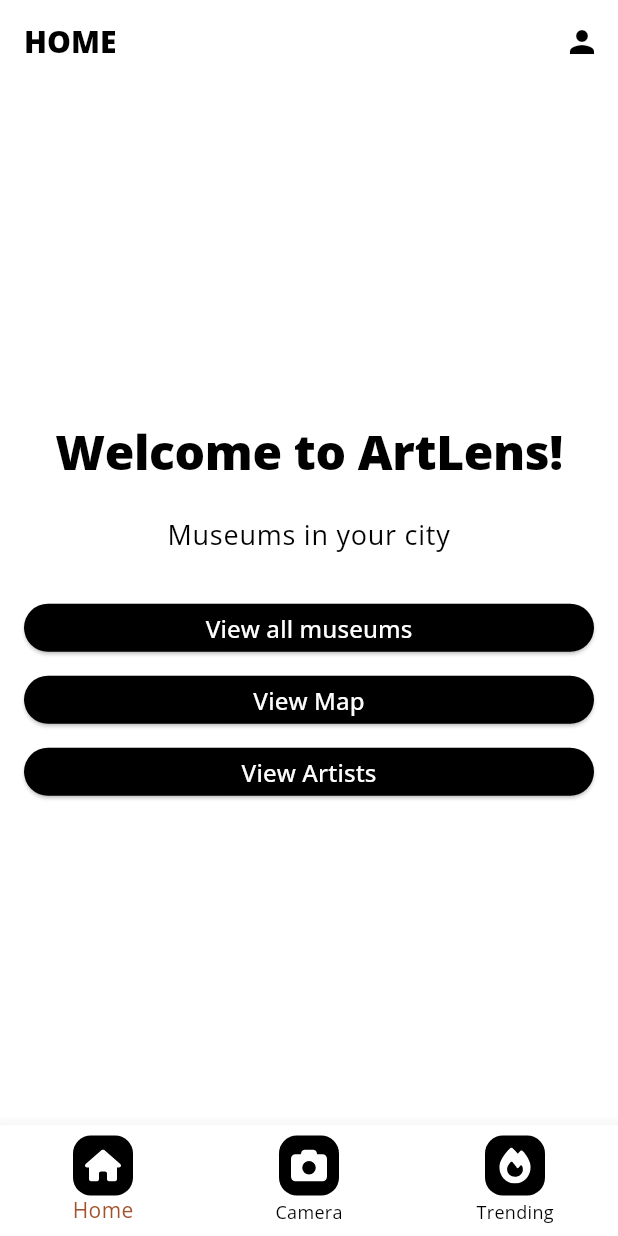
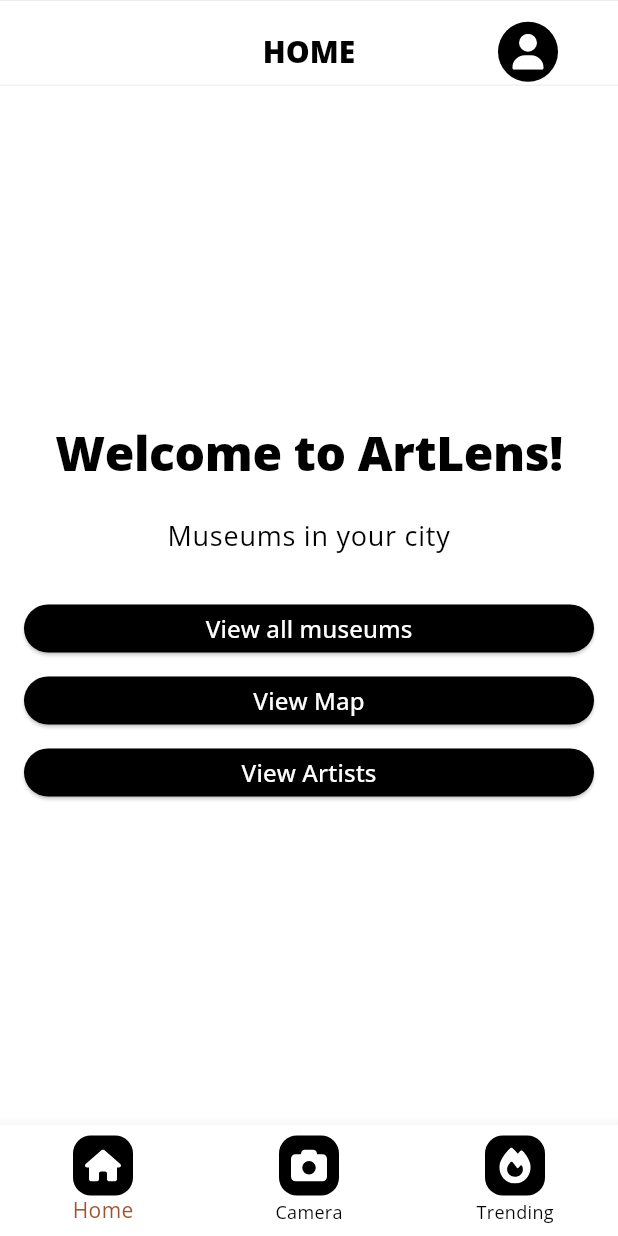
Before and after one commit to ISIS3510-202420-G33/flutter-app, a Flutter app: the screen it shows after launch, on a phone screen of 412 x 824 dp. Run offline on Flutter 3.47's test engine with Material 3 defaults, Android fonts, the phone set to English and light mode, and no system bars; our stand-ins replace camera, flutter_svg, google_maps_flutter, location.

```diff
--- a/artlens/lib/main.dart
+++ b/artlens/lib/main.dart
@@ -40,7 +40,7 @@ class ArtLensApp extends StatelessWidget {
           bodyMedium: TextStyle(fontSize: 14, fontWeight: FontWeight.w400),   // Medium body text
         ),
       ),
-      home: const HomeView(),
+      home: HomeView(),
       debugShowCheckedModeBanner: false,
     );
   }
--- a/artlens/lib/views/home_view.dart
+++ b/artlens/lib/views/home_view.dart
@@ -2,10 +2,19 @@ import 'package:flutter/material.dart';
 import '../widgets/custom_button.dart'; // Import the reusable custom button widget
 import 'map_view.dart';
 import 'package:artlens/widgets/custom_bottom_nav_bar.dart';
-import 'login_view.dart';
+import '../widgets/custom_app_bar.dart'; // Importa la CustomAppBar
 
 class HomeView extends StatefulWidget {
-  const HomeView({Key? key}) : super(key: key);
+  // Implementación del patrón Singleton
+  static final HomeView _instance = HomeView._internal();
+
+  // Constructor privado para prevenir nuevas instancias
+  HomeView._internal();
+
+  // Factory que retorna la misma instancia de HomeView
+  factory HomeView() {
+    return _instance;
+  }
 
   @override
   _HomeViewState createState() => _HomeViewState();
@@ -20,11 +29,11 @@ class _HomeViewState extends State<HomeView> {
       _selectedIndex = index;
       // Handle navigation based on index
       if (index == 0) {
-
+        // No need to navigate if already on Home
       } else if (index == 1) {
-        // Navigate to Camera page
+        // Navigate to Camera page (replace with real view if available)
       } else if (index == 2) {
-        // Navigate to Trending page
+        // Navigate to Trending page (replace with real view if available)
       }
     });
   }
@@ -34,26 +43,7 @@ class _HomeViewState extends State<HomeView> {
     final theme = Theme.of(context); // Access the theme
 
     return Scaffold(
-      appBar: AppBar(
-        backgroundColor: theme.primaryColor, // White background from the theme
-        title: Text(
-          "HOME",
-          style: theme.textTheme.titleLarge,
-        ),
-        actions: [
-          IconButton(
-            icon: const Icon(Icons.person),
-            onPressed: () {
-              Navigator.push(
-                context,
-                MaterialPageRoute(
-                  builder: (context) => LoginPage(), // Reutiliza la instancia singleton de LoginPage
-                ),
-              );
-            },
-          ),
-        ],
-      ),
+      appBar: CustomAppBar(title: "HOME", showProfileIcon: true,showBackArrow: false), // Usamos la CustomAppBar
       body: Center(
         child: Column(
           mainAxisAlignment: MainAxisAlignment.center,
--- a/artlens/lib/widgets/custom_app_bar.dart
+++ b/artlens/lib/widgets/custom_app_bar.dart
@@ -1,11 +1,17 @@
 import 'package:flutter/material.dart';
 import 'package:flutter_svg/flutter_svg.dart';
+import '../views/login_view.dart';  // Asegúrate de importar la vista de Login
 
 class CustomAppBar extends StatelessWidget implements PreferredSizeWidget {
   final String title;
-  final bool showProfileIcon;  // Nuevo parámetro para controlar el ícono
+  final bool showProfileIcon;  // Controla si se muestra el ícono de perfil
+  final bool showBackArrow;    // Nuevo parámetro para controlar si se muestra la flecha
 
-  CustomAppBar({required this.title, this.showProfileIcon = true});
+  CustomAppBar({
+    required this.title,
+    this.showProfileIcon = true,
+    this.showBackArrow = true,  // Por defecto muestra la flecha
+  });
 
   @override
   Widget build(BuildContext context) {
@@ -22,7 +28,8 @@ class CustomAppBar extends StatelessWidget implements PreferredSizeWidget {
           offset: const Offset(0, 6), // Ajusta el AppBar ligeramente hacia abajo
           child: AppBar(
             backgroundColor: Colors.white,
-            leading: Padding(
+            leading: showBackArrow
+                ? Padding(
               padding: const EdgeInsets.only(left: 16.0), // Mueve la flecha hacia la derecha
               child: IconButton(
                 icon: const Icon(Icons.arrow_back, color: Colors.black),
@@ -34,7 +41,8 @@ class CustomAppBar extends StatelessWidget implements PreferredSizeWidget {
                   }
                 },
               ),
-            ),
+            )
+                : null, // No muestra el ícono de flecha si `showBackArrow` es `false`
             centerTitle: true, // Centra el título
             title: Text(
               title,
@@ -64,12 +72,16 @@ class CustomAppBar extends StatelessWidget implements PreferredSizeWidget {
                     ),
                   ),
                   onPressed: () {
-                    // Acción para navegar al perfil de usuario
+                    // Navegar a la vista de Login
+                    Navigator.push(
+                      context,
+                      MaterialPageRoute(builder: (context) => LoginPage()), // Navegar a LoginPage
+                    );
                   },
                 ),
               ),
             ]
-                : [],  // No muestra el ícono si showProfileIcon es false
+                : [], // No muestra el ícono de perfil si `showProfileIcon` es `false`
           ),
         ),
         // Línea inferior
```
Also changed, not shown: artlens/lib/views/favorites_view.dart (added, +115 -0 lines), artlens/lib/widgets/custom_bottom_nav_bar.dart (+11 -4 lines), artlens/pubspec.lock.
